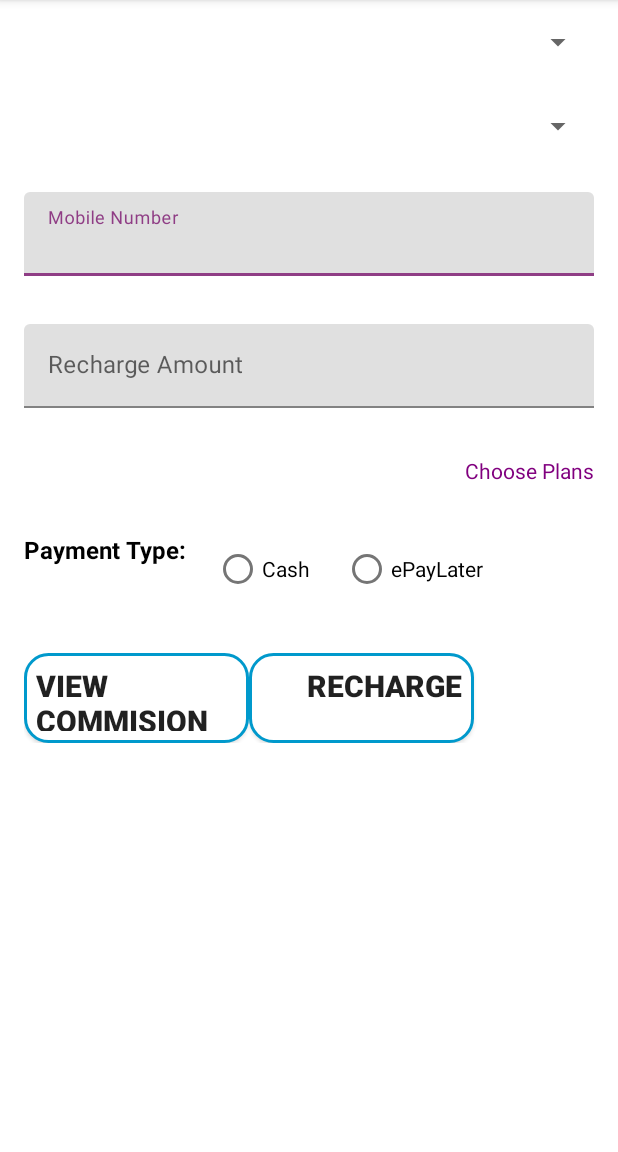
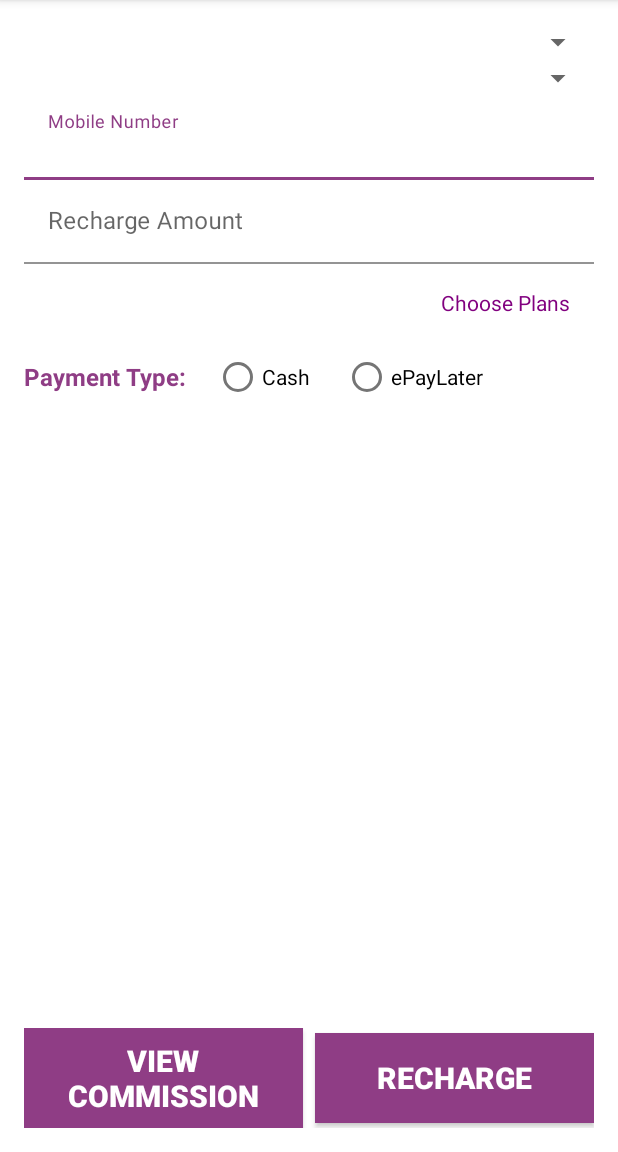
Before and after one commit to vamsheekrishna/rokad, an Android app: the MobileRechargeFragment screen opened directly, with no data from a screen before it, on a phone screen of 412 x 824 dp, the part 84-1236 px from its top. Run offline under Robolectric (Android 15) with nearby library versions, the phone set to English and light mode, and no system bars; plain views replace MaterialSpinner.

Commit message:
UI style changes.

```diff
--- a/app/build.gradle
+++ b/app/build.gradle
@@ -48,6 +48,6 @@ dependencies {
     implementation 'com.synnapps:carouselview:0.1.4'
     implementation 'androidx.navigation:navigation-fragment:2.2.1'
     implementation 'androidx.navigation:navigation-ui:2.2.1'
-
+    implementation 'androidx.cardview:cardview:1.0.0'
     implementation 'com.github.ganfra:material-spinner:2.0.0'
 }
--- a/app/src/main/java/com/rokad/demo/fragments/ServicesHomeFragment.java
+++ b/app/src/main/java/com/rokad/demo/fragments/ServicesHomeFragment.java
@@ -6,14 +6,12 @@ import android.view.LayoutInflater;
 import android.view.View;
 import android.view.ViewGroup;
 
-import androidx.fragment.app.Fragment;
 import androidx.recyclerview.widget.GridLayoutManager;
 import androidx.recyclerview.widget.LinearLayoutManager;
 import androidx.recyclerview.widget.RecyclerView;
 
 import com.rokad.demo.R;
 import com.rokad.demo.fragments.dummy.DummyContent;
-import com.rokad.demo.fragments.dummy.DummyContent.DummyItem;
 import com.rokad.demo.interfaces.OnHomeInteractionListener;
 
 public class ServicesHomeFragment extends BaseFragment {
@@ -60,6 +58,7 @@ public class ServicesHomeFragment extends BaseFragment {
             } else {
                 recyclerView.setLayoutManager(new GridLayoutManager(context, mColumnCount));
             }
+            DummyContent.ITEMS.clear();
             DummyContent.createDummyItem(1, R.drawable.mobile, "Mobile");
             DummyContent.createDummyItem(2, R.drawable.advance_ticket_booking, "Advance Ticket Booking");
             DummyContent.createDummyItem(3, R.drawable.insurance, "Insurance");
--- a/app/src/main/res/drawable/button_round_edges.xml
+++ b/app/src/main/res/drawable/button_round_edges.xml
@@ -1,8 +1,8 @@
 <?xml version="1.0" encoding="utf-8"?>
 <shape xmlns:android="http://schemas.android.com/apk/res/android"
     android:shape="rectangle" android:padding="10dp">
-    <solid android:color="#FFFFFF"/>
-    <stroke android:width="2dp" android:color="@android:color/holo_blue_dark" />
+    <solid android:color="@color/colorPrimary"/>
+    <stroke android:width="2dp" android:color="@color/colorPrimary" />
     <corners
         android:bottomRightRadius="15dp"
         android:bottomLeftRadius="15dp"
--- a/app/src/main/res/layout/fragment_forgot_password.xml
+++ b/app/src/main/res/layout/fragment_forgot_password.xml
@@ -35,7 +35,7 @@
             android:layout_height="match_parent"
             android:layout_gravity="center"
             android:gravity="center"
-            android:layout_margin="8dp"
+            android:layout_margin="16dp"
             android:orientation="vertical">
 
             <com.google.android.material.textfield.TextInputEditText
--- a/app/src/main/res/layout-v26/fragment_mobile_recharge.xml
+++ b/app/src/main/res/layout/fragment_mobile_recharge.xml
@@ -3,6 +3,7 @@
     xmlns:tools="http://schemas.android.com/tools"
     android:layout_width="match_parent"
     android:layout_height="match_parent"
+    android:layout_margin="16dp"
     xmlns:app="http://schemas.android.com/apk/res-auto"
     tools:context=".fragments.MobileRechargeFragment">
 
@@ -11,14 +12,12 @@
         android:layout_height="wrap_content"
         android:id="@+id/select_operator"
         android:scrollbarDefaultDelayBeforeFade="@android:integer/config_shortAnimTime"
-        android:focusedByDefault="true"
-        android:layout_margin="16dp"/>
+        android:focusedByDefault="true"/>
 
     <fr.ganfra.materialspinner.MaterialSpinner
         android:layout_width="match_parent"
         android:layout_height="wrap_content"
         android:id="@+id/state"
-        android:layout_margin="16dp"
         android:layout_below="@id/select_operator"
         android:hint="Select State"
         android:inputType="phone"/>
@@ -30,11 +29,14 @@
         app:hintEnabled="true"
         android:id="@+id/mobile"
         android:hint="Mobile Number"
+        android:textColor="@color/colorAccent"
+        android:background="@android:color/transparent"
         android:layout_below="@id/state">
 
         <com.google.android.material.textfield.TextInputEditText
            style="@style/input_box_styles"
             android:inputType="phone"
+            android:background="@android:color/transparent"
             android:id="@+id/mobile_number"/>
 
     </com.google.android.material.textfield.TextInputLayout>
@@ -46,11 +48,13 @@
         app:hintEnabled="true"
         android:id="@+id/recharge_txt"
         android:hint="Recharge Amount"
+        android:textColor="@color/colorAccent"
         android:layout_below="@id/mobile">
 
         <com.google.android.material.textfield.TextInputEditText
            style="@style/input_box_styles"
             android:inputType="phone"
+            android:background="@android:color/transparent"
             android:id="@+id/recharge_amt"/>
 
     </com.google.android.material.textfield.TextInputLayout>
@@ -70,8 +74,8 @@
         android:layout_height="wrap_content"
         android:layout_below="@id/recharge_plans"
         android:id="@+id/payment"
-        android:layout_margin="16dp"
         android:weightSum="3"
+        android:gravity="center"
         android:orientation="horizontal">
 
         <androidx.appcompat.widget.AppCompatTextView
@@ -79,7 +83,7 @@
             android:layout_height="wrap_content"
             android:layout_weight="1"
             android:id="@+id/payment_header"
-            android:textColor="#000"
+            android:textColor="@color/colorPrimary"
             android:text="Payment Type:"
             android:textStyle="bold|normal"
             android:textSize="16sp"/>
@@ -108,29 +112,34 @@
 
     </androidx.appcompat.widget.LinearLayoutCompat>
 
-    <androidx.appcompat.widget.LinearLayoutCompat
+    <LinearLayout
+        android:layout_alignParentBottom="true"
         android:layout_width="match_parent"
         android:layout_height="wrap_content"
-        android:orientation="horizontal"
-        android:layout_below="@id/payment"
-        android:layout_margin="16dp">
+        android:layout_centerHorizontal="true"
+        android:gravity="center"
+        android:weightSum="2">
 
         <androidx.appcompat.widget.AppCompatButton
+            android:layout_alignParentEnd="true"
            style="@style/button_styles"
-            android:background="@drawable/button_round_edges"
-            android:text="View Commision"
-            android:layout_gravity="center_horizontal"
-            android:gravity="left"
+            android:layout_width="0dp"
+            android:background="@color/colorPrimary"
+            android:layout_weight="1"
+            android:text="View Commission"
+            android:layout_marginEnd="4dp"
+            android:gravity="center"
             android:id="@+id/commision" />
 
         <androidx.appcompat.widget.AppCompatButton
             style="@style/button_styles"
-            android:background="@drawable/button_round_edges"
+            android:layout_width="0dp"
+            android:layout_marginStart="4dp"
+            android:background="@color/colorPrimary"
             android:text="Recharge"
-            android:layout_gravity="center_horizontal"
-            android:gravity="right"
+            android:layout_weight="1"
             android:id="@+id/recharge_btn" />
 
-    </androidx.appcompat.widget.LinearLayoutCompat>
+    </LinearLayout>
 
 </RelativeLayout>
--- a/app/src/main/res/layout/navigation_header.xml
+++ b/app/src/main/res/layout/navigation_header.xml
@@ -10,6 +10,6 @@
         android:layout_height="130dp"
         android:layout_marginBottom="15dp"
         android:layout_marginTop="15dp"
-        android:src="@drawable/user"/>
+        android:src="@drawable/avatar"/>
 
 </LinearLayout>
--- a/app/src/main/res/values/styles.xml
+++ b/app/src/main/res/values/styles.xml
@@ -16,24 +16,25 @@
     <style name="input_box_styles">
         <item name="android:layout_width">match_parent</item>
         <item name="android:layout_height">wrap_content</item>
-        <item name="colorControlNormal">#c5c5c5</item>
+        <item name="colorControlNormal">@color/colorPrimary</item>
         <item name="colorControlActivated">@color/colorPrimary</item>
         <item name="colorControlHighlight">@color/colorPrimaryDark</item>
-        <item name="android:layout_margin">8dp</item>
         <item name="hintTextColor">@color/colorPrimary</item>
-        <item name="background">@drawable/rounded_edges</item>
+        <item name="backgroundColor">@android:color/transparent</item>
+        <item name="android:textColor">@color/colorAccent</item>
+<!--        <item name="background">@drawable/rounded_edges</item>-->
     </style>
-
-
     <style name="button_styles">
-        <item name="android:layout_width">150dp</item>
-        <item name="android:layout_height">60dp</item>
+        <item name="android:minWidth">150dp</item>
+        <item name="android:minHeight">60dp</item>
+        <item name="android:layout_width">wrap_content</item>
+        <item name="android:layout_height">wrap_content</item>
         <item name="android:textStyle">bold|normal</item>
         <item name="background">@drawable/button_round_edges</item>
+        <item name="android:textColor">#ffffff</item>
         <item name="android:padding">8dp</item>
         <item name="android:textSize">20sp</item>
     </style>
-
     <style name="AppTheme.AppBarOverlay" parent="ThemeOverlay.AppCompat.Dark.ActionBar" />
 
     <style name="AppTheme.PopupOverlay" parent="ThemeOverlay.AppCompat.Light" />
```
Also changed, not shown: app/src/main/java/com/rokad/demo/fragments/SignUpFragment.java (+7 -2 lines), app/src/main/res/layout/fragment_home.xml (+9 -9 lines), app/src/main/res/layout/fragment_sign_up.xml (+16 -18 lines), app/src/main/res/drawable/avatar.png (added).
